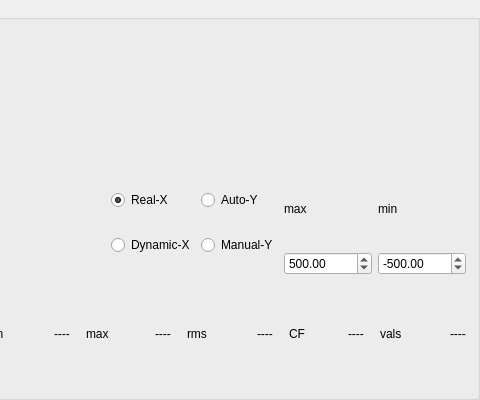
The window that DPlotter.ui (marvin2k/guibabel) describes before a commit, drawn with Qt 5; both pictures show x 335 to 815 and y 0 to 400 of the 815 by 400 pixel window.
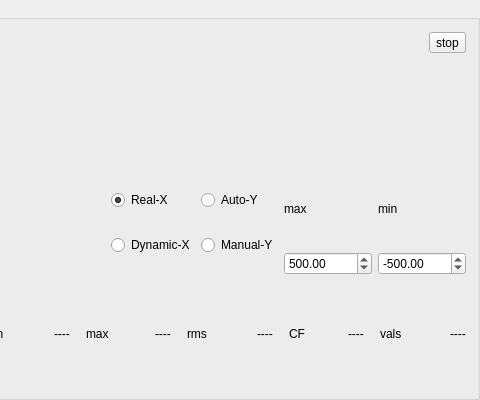
The same window after the commit. Custom widgets are drawn as their Qt base class.

```diff
--- a/DPlotter.ui
+++ b/DPlotter.ui
@@ -646,6 +646,13 @@
          </property>
         </spacer>
        </item>
+       <item>
+        <widget class="QToolButton" name="toolButton_runStop">
+         <property name="text">
+          <string>stop</string>
+         </property>
+        </widget>
+       </item>
       </layout>
      </item>
      <item row="2" column="0">
```
